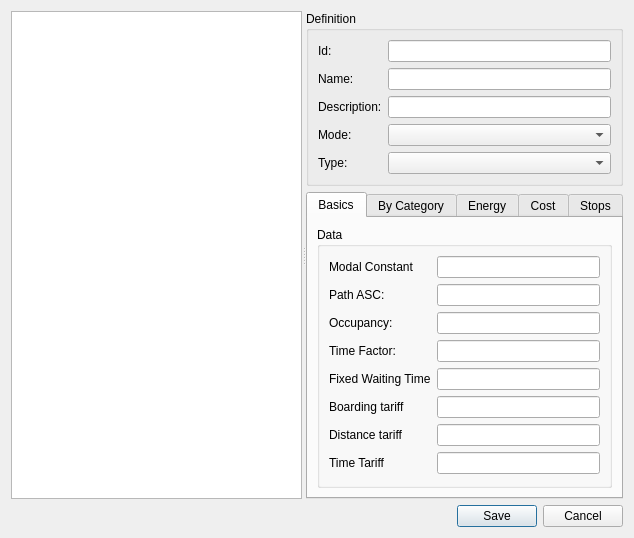
Old version of the form add_operator.ui in the repository TomasdelaBarra/QTRANUS.
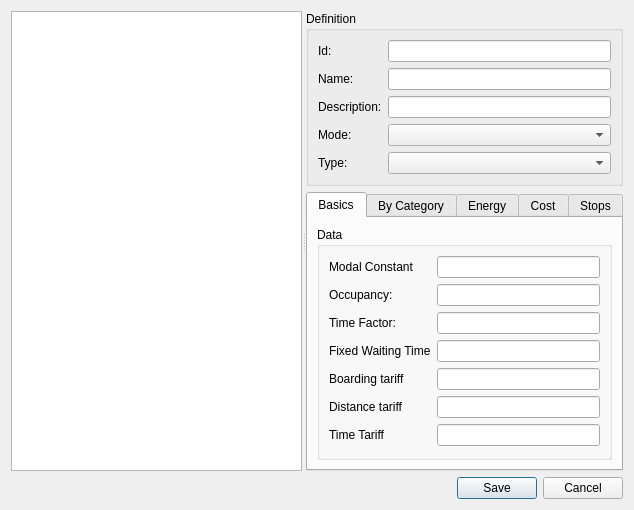
New version of the form. The open tabs and pages were chosen to show the change.

What changed in the file:
```diff
--- a/add_operator.ui
+++ b/add_operator.ui
@@ -103,19 +103,6 @@
              <layout class="QVBoxLayout" name="verticalLayout_3">
               <item>
                <layout class="QFormLayout" name="formLayout_3">
-                <item row="0" column="1">
-                 <widget class="QLineEdit" name="basics_modal_constant"/>
-                </item>
-                <item row="1" column="1">
-                 <widget class="QLineEdit" name="basics_path_asc"/>
-                </item>
-                <item row="1" column="0">
-                 <widget class="QLabel" name="label_4">
-                  <property name="text">
-                   <string>Path ASC:</string>
-                  </property>
-                 </widget>
-                </item>
                 <item row="0" column="0">
                  <widget class="QLabel" name="label_5">
                   <property name="text">
@@ -123,64 +110,67 @@
                   </property>
                  </widget>
                 </item>
-                <item row="2" column="1">
-                 <widget class="QLineEdit" name="basics_occupency"/>
+                <item row="0" column="1">
+                 <widget class="QLineEdit" name="basics_modal_constant"/>
                 </item>
-                <item row="2" column="0">
+                <item row="1" column="0">
                  <widget class="QLabel" name="label_6">
                   <property name="text">
                    <string>Occupancy:</string>
                   </property>
                  </widget>
                 </item>
-                <item row="3" column="1">
-                 <widget class="QLineEdit" name="basics_time_factor"/>
+                <item row="1" column="1">
+                 <widget class="QLineEdit" name="basics_occupency"/>
                 </item>
-                <item row="3" column="0">
+                <item row="2" column="0">
                  <widget class="QLabel" name="label_7">
                   <property name="text">
                    <string>Time Factor:</string>
                   </property>
                  </widget>
                 </item>
-                <item row="4" column="0">
+                <item row="2" column="1">
+                 <widget class="QLineEdit" name="basics_time_factor"/>
+                </item>
+                <item row="3" column="0">
                  <widget class="QLabel" name="label_10">
                   <property name="text">
                    <string>Fixed Waiting Time</string>
                   </property>
                  </widget>
                 </item>
-                <item row="5" column="0">
+                <item row="3" column="1">
+                 <widget class="QLineEdit" name="basics_fixed_wating_factor"/>
+                </item>
+                <item row="4" column="0">
                  <widget class="QLabel" name="label_11">
                   <property name="text">
                    <string>Boarding tariff</string>
                   </property>
                  </widget>
                 </item>
-                <item row="6" column="0">
+                <item row="4" column="1">
+                 <widget class="QLineEdit" name="basics_boarding_tariff"/>
+                </item>
+                <item row="5" column="0">
                  <widget class="QLabel" name="label_15">
                   <property name="text">
                    <string>Distance tariff</string>
                   </property>
                  </widget>
                 </item>
-                <item row="7" column="0">
+                <item row="5" column="1">
+                 <widget class="QLineEdit" name="basics_distance_tariff"/>
+                </item>
+                <item row="6" column="0">
                  <widget class="QLabel" name="label_16">
                   <property name="text">
                    <string>Time Tariff</string>
                   </property>
                  </widget>
                 </item>
-                <item row="4" column="1">
-                 <widget class="QLineEdit" name="basics_fixed_wating_factor"/>
-                </item>
-                <item row="5" column="1">
-                 <widget class="QLineEdit" name="basics_boarding_tariff"/>
-                </item>
                 <item row="6" column="1">
-                 <widget class="QLineEdit" name="basics_distance_tariff"/>
-                </item>
-                <item row="7" column="1">
                  <widget class="QLineEdit" name="basics_time_tariff"/>
                 </item>
                </layout>
```
Left out of the diff: 2 changed lines with no effect on the pictures.
